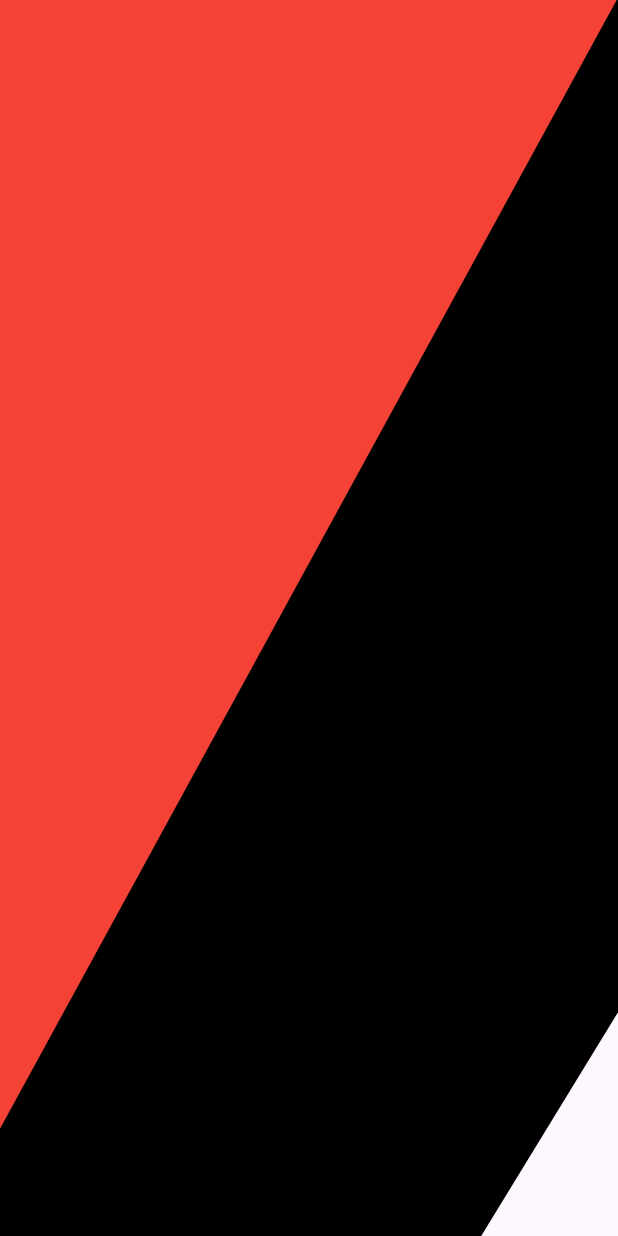
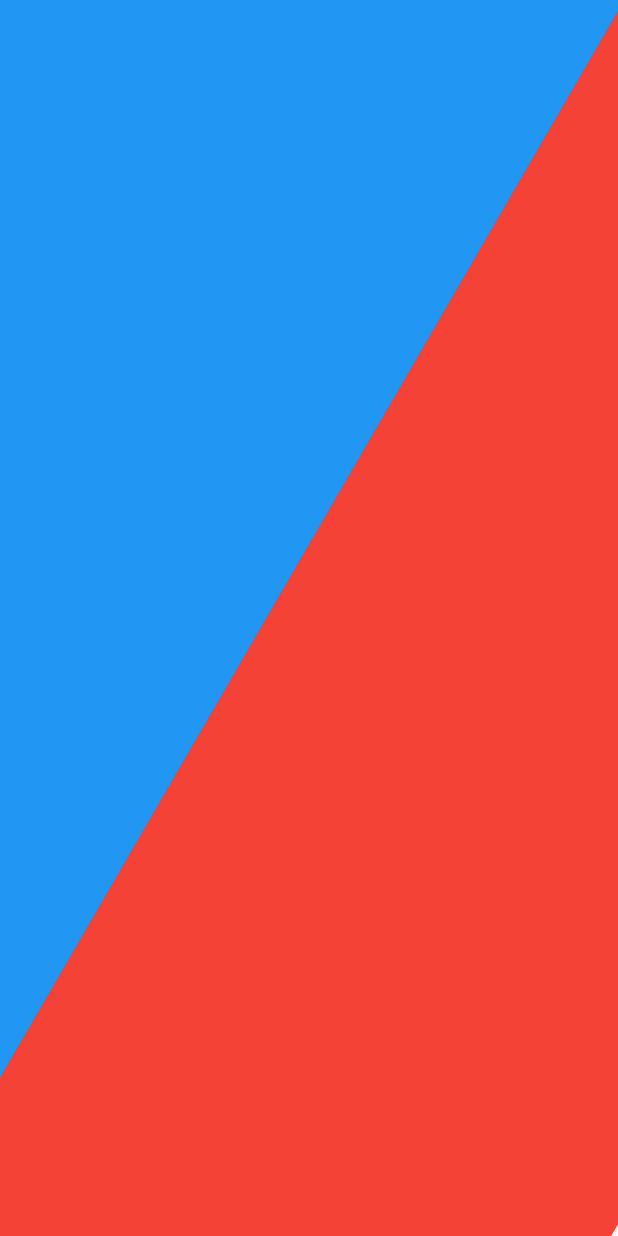
Before and after one commit to wahyudialfurqon/thriftCycle2, a Flutter app: the first screen one second after launch, on a phone screen of 412 x 824 dp. Run offline on Flutter 3.47's test engine with Material 3 defaults, Android fonts, the phone set to English and light mode, and no system bars; our stand-ins replace curved_navigation_bar.

Commit message:
update file image and animate splash screen

```diff
--- a/thriftcycle/lib/wigedts/splashscreen.dart
+++ b/thriftcycle/lib/wigedts/splashscreen.dart
@@ -8,11 +8,16 @@ class Splashscreen extends StatefulWidget {
 }
 
 class _SplashscreenState extends State<Splashscreen> {
+  double _x1 = 300.0;
+  double _x2 = 350.0;
   @override
   void initState() {
     super.initState();
-    Future.delayed(const Duration(milliseconds: 200), () {
-      setState(() {});
+    Future.delayed(const Duration(milliseconds: 1000), () {
+      setState(() {
+        _x1 = 800.0;
+        _x2 = -500.0;
+      });
     });
   }
 
@@ -32,29 +37,14 @@ class _SplashscreenState extends State<Splashscreen> {
                     curve: Curves.fastLinearToSlowEaseIn,
                     child: Stack(
                       children: [
+                        Center(
+                          child: Text("test"),
+                        ),
                         AnimatedPositioned(
                           duration: const Duration(milliseconds: 5000),
                           curve: Curves.fastLinearToSlowEaseIn,
                           top: 0,
-                          left: -10,
-                          child: AnimatedContainer(
-                            duration: const Duration(milliseconds: 5000),
-                            curve: Curves.ease,
-                            height: MediaQuery.of(context).size.height * 2,
-                            width: MediaQuery.of(context).size.width * 1,
-                            color: Colors.black,
-                            transform: Matrix4.identity()
-                              ..rotateZ(
-                                  -56) // Rotasi (dalam radian) untuk memiringkan container
-                              ..translate(
-                                  300.0, -400.0), // Pindahkan posisi container
-                          ),
-                        ),
-                        AnimatedPositioned(
-                          duration: const Duration(milliseconds: 5000),
-                          curve: Curves.fastLinearToSlowEaseIn,
-                          top: -8,
-                          left: -430,
+                          left: 65,
                           child: AnimatedContainer(
                             duration: const Duration(milliseconds: 5000),
                             curve: Curves.ease,
@@ -63,12 +53,29 @@ class _SplashscreenState extends State<Splashscreen> {
                             color: Colors.red,
                             transform: Matrix4.identity()
                               ..rotateZ(
-                                  0.500) // Rotasi (dalam radian) untuk memiringkan container
+                                  0.530) // Rotasi (dalam radian) untuk memiringkan container
                               ..translate(
-                                  330.0, -800.0), // Pindahkan posisi container
+                                  _x1, -400.0), // Pindahkan posisi container
                           ),
                         ),
-                        // )
+                        AnimatedPositioned(
+                          duration: const Duration(milliseconds: 5000),
+                          curve: Curves.fastLinearToSlowEaseIn,
+                          top: -8,
+                          left: -460,
+                          child: AnimatedContainer(
+                            duration: const Duration(milliseconds: 5000),
+                            curve: Curves.ease,
+                            height: MediaQuery.of(context).size.height * 2,
+                            width: MediaQuery.of(context).size.width * 1,
+                            color: Colors.blue,
+                            transform: Matrix4.identity()
+                              ..rotateZ(
+                                  0.5250) // Rotasi (dalam radian55) untuk memiringkan container
+                              ..translate(
+                                  _x2, -500.0), // Pindahkan posisi container
+                          ),
+                        ),
                       ],
                     ),
                   ),
--- a/thriftcycle/pubspec.yaml
+++ b/thriftcycle/pubspec.yaml
@@ -20,3 +20,7 @@ dev_dependencies:
 
 flutter:
   uses-material-design: true
+
+  assets:
+    - image/
+    - images/logo.png
```
Also changed, not shown: thriftcycle/image/Bar_information.png (added), thriftcycle/image/logo.png (added).
